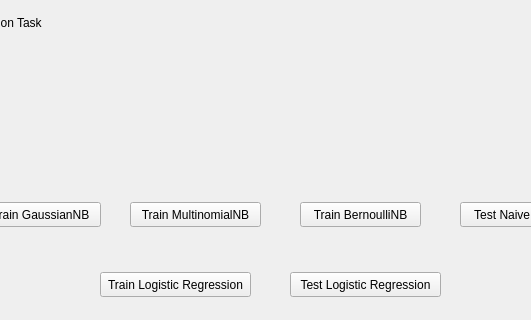
First picture: the form in scripts/display.ui, repository Aniket-Pradhan/LIAR_PLUS, before the edit; both pictures show x 150 to 681 and y 168 to 488 of the 800 by 600 pixel window.
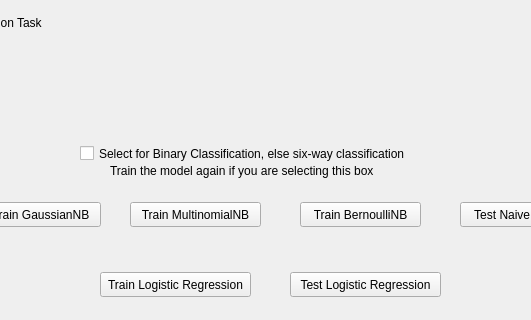
Second picture: the form after the edit.

Commit message: Added binary classification in GUI

```diff
--- a/scripts/display.ui
+++ b/scripts/display.ui
@@ -118,6 +118,32 @@
      <string>Made by: Aniket Pradhan</string>
     </property>
    </widget>
+   <widget class="QCheckBox" name="checkBox">
+    <property name="geometry">
+     <rect>
+      <x>230</x>
+      <y>310</y>
+      <width>371</width>
+      <height>23</height>
+     </rect>
+    </property>
+    <property name="text">
+     <string>Select for Binary Classification, else six-way classification</string>
+    </property>
+   </widget>
+   <widget class="QLabel" name="label_3">
+    <property name="geometry">
+     <rect>
+      <x>260</x>
+      <y>330</y>
+      <width>291</width>
+      <height>17</height>
+     </rect>
+    </property>
+    <property name="text">
+     <string>Train the model again if you are selecting this box</string>
+    </property>
+   </widget>
   </widget>
   <widget class="QMenuBar" name="menubar">
    <property name="geometry">
```
The commit also changes 3 other files.
